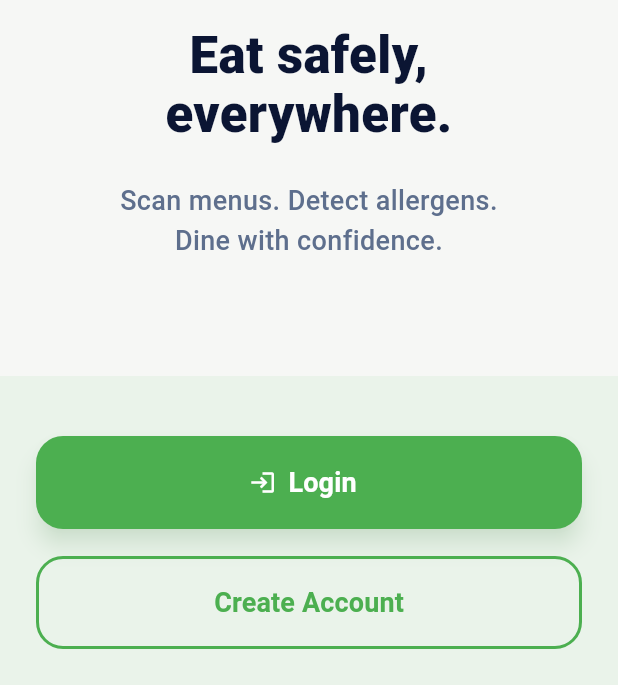
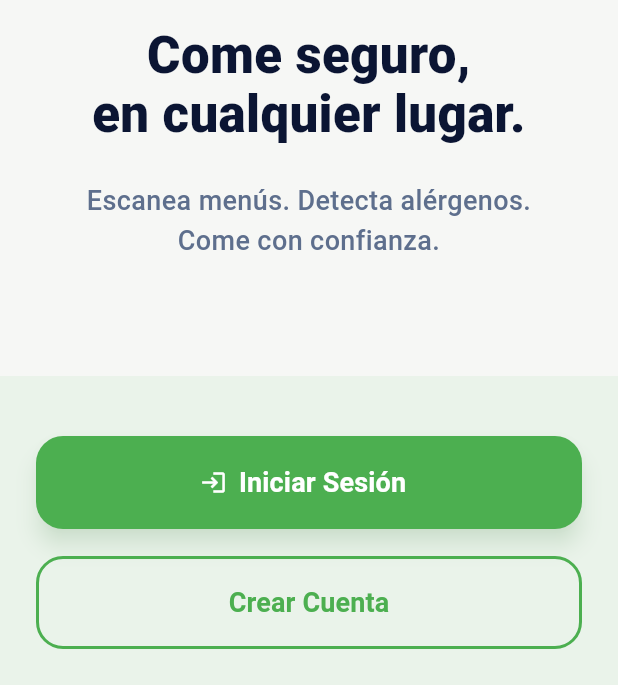
Before and after one commit to DanielARQ/SafeMenu, a Flutter app: the WelcomeView screen opened directly, on a phone screen of 412 x 824 dp, the part 551-1236 px from its top. Run offline on Flutter 3.47's test engine with Material 3 defaults, Android fonts, the phone set to English and light mode, and no system bars; our stand-ins replace camera, cloud_firestore, firebase_auth, firebase_core, google_sign_in, shared_preferences and 1 more; accounts and stored records are empty.

Commit message:
Correcion Welcome  view y Main  view

```diff
--- a/lib/view/welcome_view.dart
+++ b/lib/view/welcome_view.dart
@@ -21,6 +21,7 @@ class WelcomeView extends StatelessWidget {
                 children: [
                   const SizedBox(height: 30),
 
+                  // Mantengo el 9:41 como referencia estética de la hora
                   Padding(
                     padding: const EdgeInsets.symmetric(horizontal: 24),
                     child: Align(
@@ -90,7 +91,7 @@ class WelcomeView extends StatelessWidget {
                   const SizedBox(height: 18),
 
                   const Text(
-                    "Eat safely,\neverywhere.",
+                    "Come seguro,\nen cualquier lugar.",
                     textAlign: TextAlign.center,
                     style: TextStyle(
                       color: dark,
@@ -105,7 +106,7 @@ class WelcomeView extends StatelessWidget {
                   const Padding(
                     padding: EdgeInsets.symmetric(horizontal: 32),
                     child: Text(
-                      "Scan menus. Detect allergens.\nDine with confidence.",
+                      "Escanea menús. Detecta alérgenos.\nCome con confianza.",
                       textAlign: TextAlign.center,
                       style: TextStyle(
                         color: subtitle,
@@ -147,7 +148,7 @@ class WelcomeView extends StatelessWidget {
                             },
                             icon: const Icon(Icons.login),
                             label: const Text(
-                              "Login",
+                              "Iniciar Sesión",
                               style: TextStyle(
                                 fontSize: 18,
                                 fontWeight: FontWeight.w700,
@@ -173,7 +174,7 @@ class WelcomeView extends StatelessWidget {
                               Navigator.pushNamed(context, '/register');
                             },
                             child: const Text(
-                              "Create Account",
+                              "Crear Cuenta",
                               style: TextStyle(
                                 fontSize: 18,
                                 fontWeight: FontWeight.w700,
```
